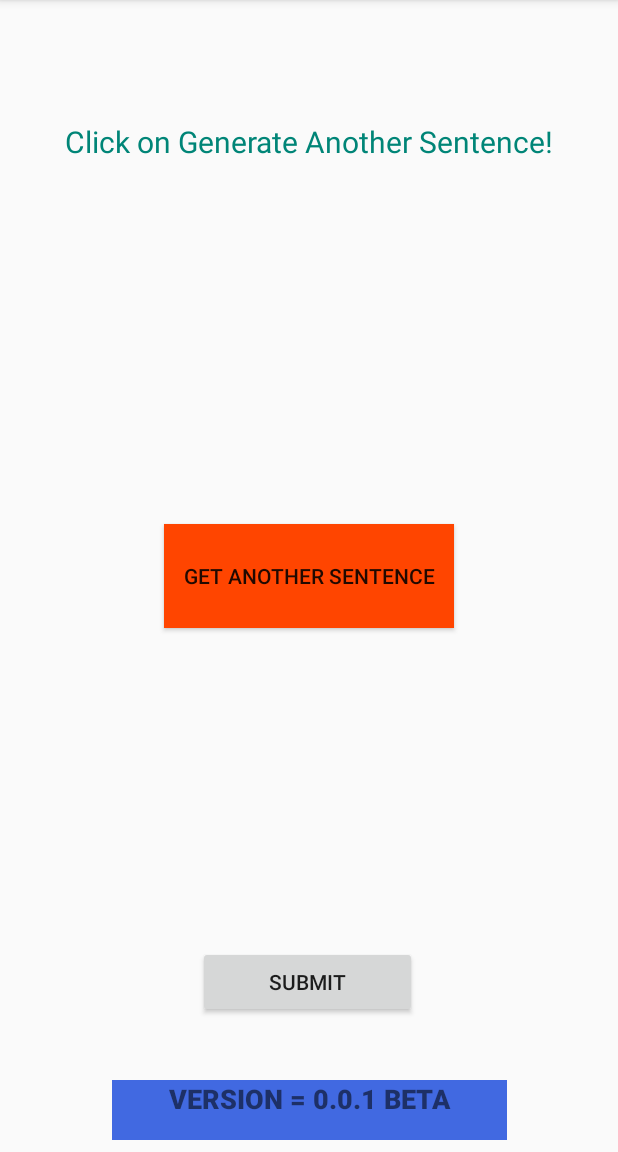
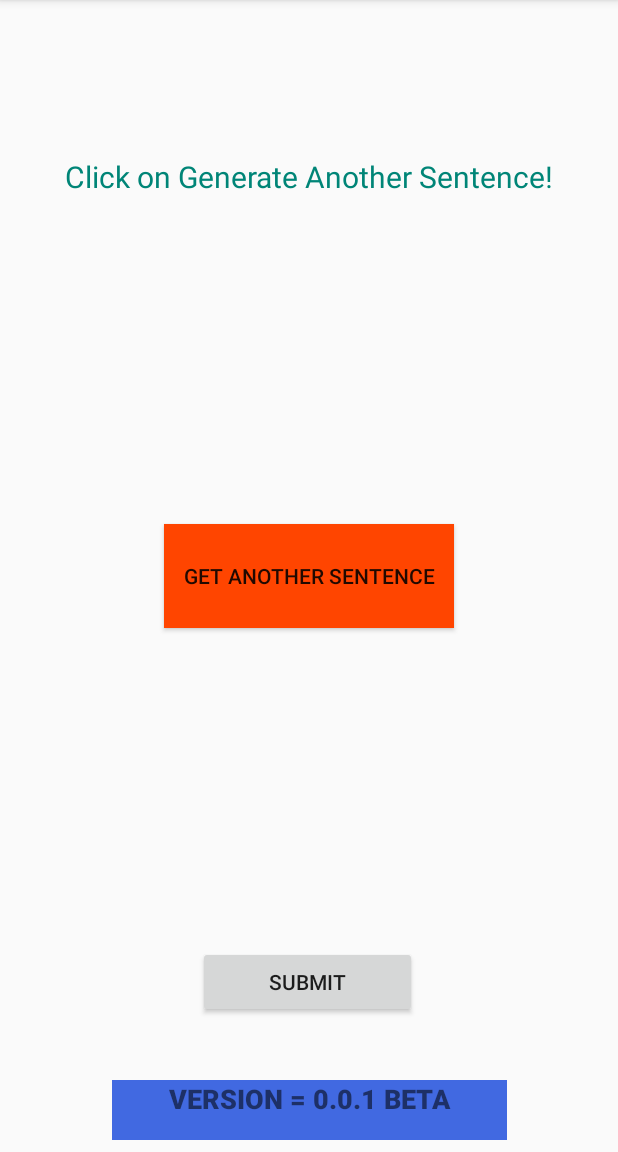
Before and after one commit to prateekraawat1/Tts_indian_lang, an Android app: the HomeActivity screen opened directly, with no data from a screen before it, on a phone screen of 412 x 824 dp, the part 84-1236 px from its top. Run offline under Robolectric (Android 15) with nearby library versions, the phone set to English and light mode, and no system bars.

Commit message:
Revert "Merge branch 'abhishektts2' of https://github.com/prateekraawat1/Tts_indian_lang into abhishektts2"
This reverts commit f7237ecfd1bdc145f89950c4dccffa927ba7e4e3, reversing
changes made to b34a55be9aa8583e13367a8ed885365e1ad1334c.

```diff
--- a/app/src/main/java/com/example/tts_indian_lang/MainActivity.java
+++ b/app/src/main/java/com/example/tts_indian_lang/MainActivity.java
@@ -7,7 +7,6 @@ import android.os.Handler;
 import android.preference.PreferenceManager;
 import android.support.v7.app.AppCompatActivity;
 import android.os.Bundle;
-import android.view.View;
 
 import static java.lang.Boolean.getBoolean;
 
@@ -65,7 +64,4 @@ public class MainActivity extends AppCompatActivity {
             }, SPLASH_TIME_OUT);
         }
     }
-
-    public void generate_text(View view) {
-    }
 }
--- a/app/src/main/res/layout-v26/activity_home.xml
+++ /dev/null
@@ -1,77 +0,0 @@
-<?xml version="1.0" encoding="utf-8"?>
-<android.support.constraint.ConstraintLayout xmlns:android="http://schemas.android.com/apk/res/android"
-    xmlns:app="http://schemas.android.com/apk/res-auto"
-    xmlns:tools="http://schemas.android.com/tools"
-    android:layout_width="match_parent"
-    android:layout_height="match_parent"
-    tools:context=".MainActivity">
-
-    <TextView
-        android:id="@+id/textView_sentence"
-        android:layout_width="380dp"
-        android:layout_height="202dp"
-        android:layout_margin="20dp"
-        android:layout_marginHorizontal="20dp"
-        android:text="@string/click_on_generate_another_sentence"
-        android:textAlignment="center"
-        android:textColor="@color/colorPrimary"
-        android:textSize="20sp"
-        app:layout_constraintBottom_toBottomOf="parent"
-        app:layout_constraintHorizontal_bias="0.516"
-        app:layout_constraintLeft_toLeftOf="parent"
-        app:layout_constraintRight_toRightOf="parent"
-        app:layout_constraintTop_toTopOf="parent"
-        app:layout_constraintVertical_bias="0.115" />
-
-    <Button
-        android:id="@+id/button_submit"
-        android:layout_width="146dp"
-        android:layout_height="wrap_content"
-        android:layout_marginStart="8dp"
-        android:layout_marginTop="8dp"
-        android:layout_marginEnd="8dp"
-        android:layout_marginBottom="8dp"
-        android:text="@string/submit"
-        app:layout_constraintBottom_toBottomOf="parent"
-        app:layout_constraintEnd_toEndOf="parent"
-        app:layout_constraintHorizontal_bias="0.497"
-        app:layout_constraintStart_toStartOf="parent"
-        app:layout_constraintTop_toTopOf="parent"
-        app:layout_constraintVertical_bias="0.884" />
-
-    <TextView
-        android:id="@+id/textView_footer"
-        android:layout_width="263dp"
-        android:layout_height="40dp"
-        android:layout_marginStart="8dp"
-        android:layout_marginEnd="8dp"
-        android:layout_marginBottom="8dp"
-        android:background="@color/royal_blue"
-        android:text="@string/app_version"
-        android:textAlignment="center"
-        android:textSize="18sp"
-        android:textAllCaps="true"
-        android:fontFamily="sans-serif-black"
-        app:layout_constraintBottom_toBottomOf="parent"
-        app:layout_constraintEnd_toEndOf="parent"
-        app:layout_constraintStart_toStartOf="parent">
-
-    </TextView>
-
-    <Button
-        android:id="@+id/button_generate_text"
-        android:layout_width="193dp"
-        android:layout_height="69dp"
-        android:layout_marginStart="8dp"
-        android:layout_marginTop="8dp"
-        android:layout_marginEnd="8dp"
-        android:layout_marginBottom="8dp"
-        android:background="@color/orange_red"
-        android:onClick="generate_text"
-        android:text="@string/get_another_sentence"
-        app:layout_constraintBottom_toBottomOf="parent"
-        app:layout_constraintEnd_toEndOf="parent"
-        app:layout_constraintStart_toStartOf="parent"
-        app:layout_constraintTop_toTopOf="parent" />
-
-</android.support.constraint.ConstraintLayout>
--- a/app/src/main/res/values/attrs_my_view.xml
+++ /dev/null
@@ -1,8 +0,0 @@
-<resources>
-    <declare-styleable name="MyView">
-        <attr name="exampleString" format="string" />
-        <attr name="exampleDimension" format="dimension" />
-        <attr name="exampleColor" format="color" />
-        <attr name="exampleDrawable" format="color|reference" />
-    </declare-styleable>
-</resources>
```
